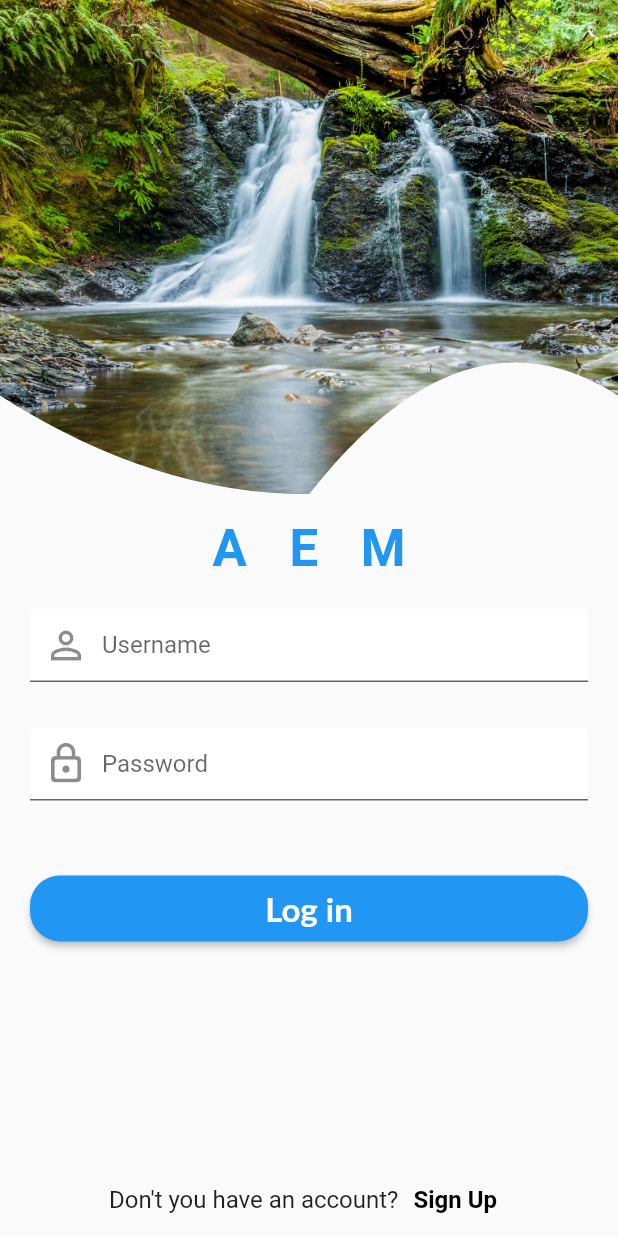
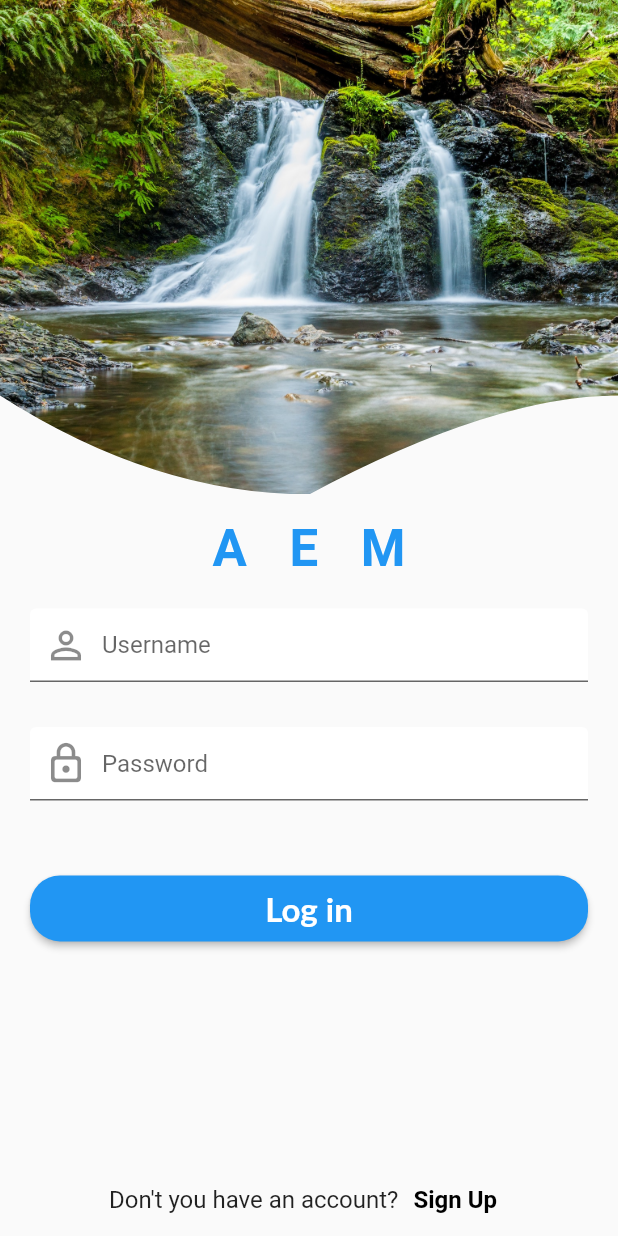
Before and after one commit to edilsonmatola/flutter_social_ui-main, a Flutter app: the screen it shows after launch, on a phone screen of 412 x 824 dp. Run offline on Flutter 3.47's test engine with Material 2 defaults, Android fonts, the phone set to English and light mode, and no system bars; Roboto replaces fonts that are missing (Lato).

Commit message:
Changed quadraticBezier

```diff
--- a/lib/src/core/utils/curve_clipper_util.dart
+++ b/lib/src/core/utils/curve_clipper_util.dart
@@ -14,7 +14,7 @@ class CurveClipper extends CustomClipper<Path> {
       curvePoint1.dy,
     );
 
-    final curvePoint2 = Offset(3 * size.width / 4, 3 * size.height / 5);
+    final curvePoint2 = Offset(4 * size.width / 5, 4 * size.height / 5);
     final endPoint = Offset(size.width, 4 * size.height / 5);
     path.quadraticBezierTo(
         curvePoint2.dx, curvePoint2.dy, endPoint.dx, endPoint.dy);
```
